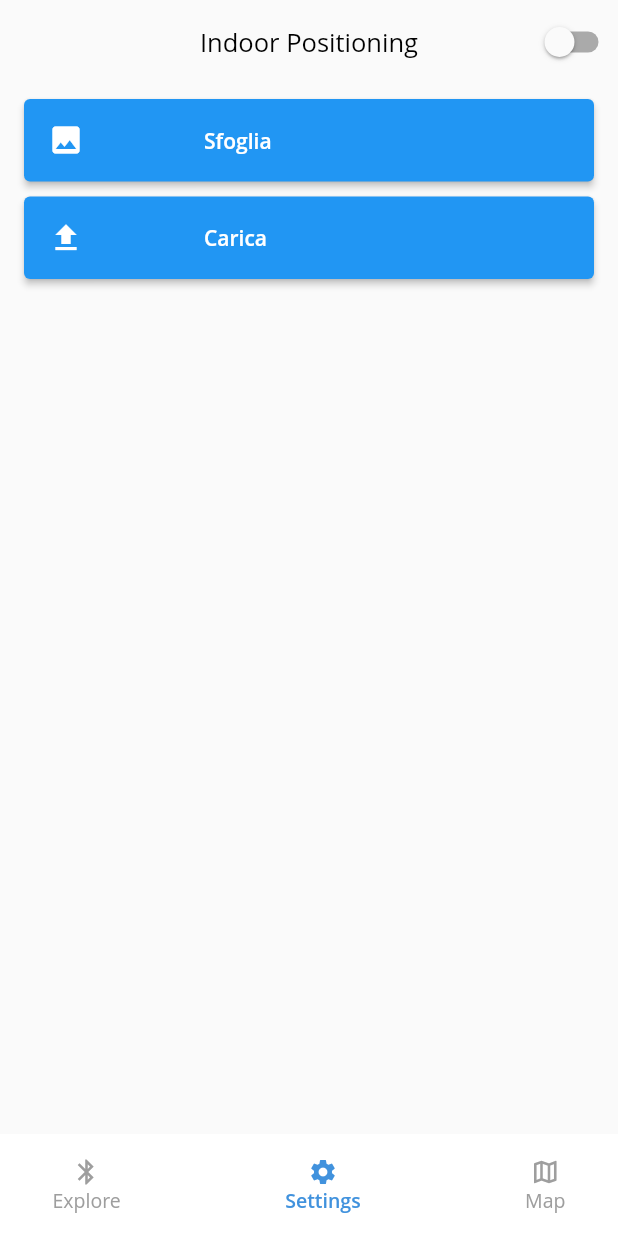
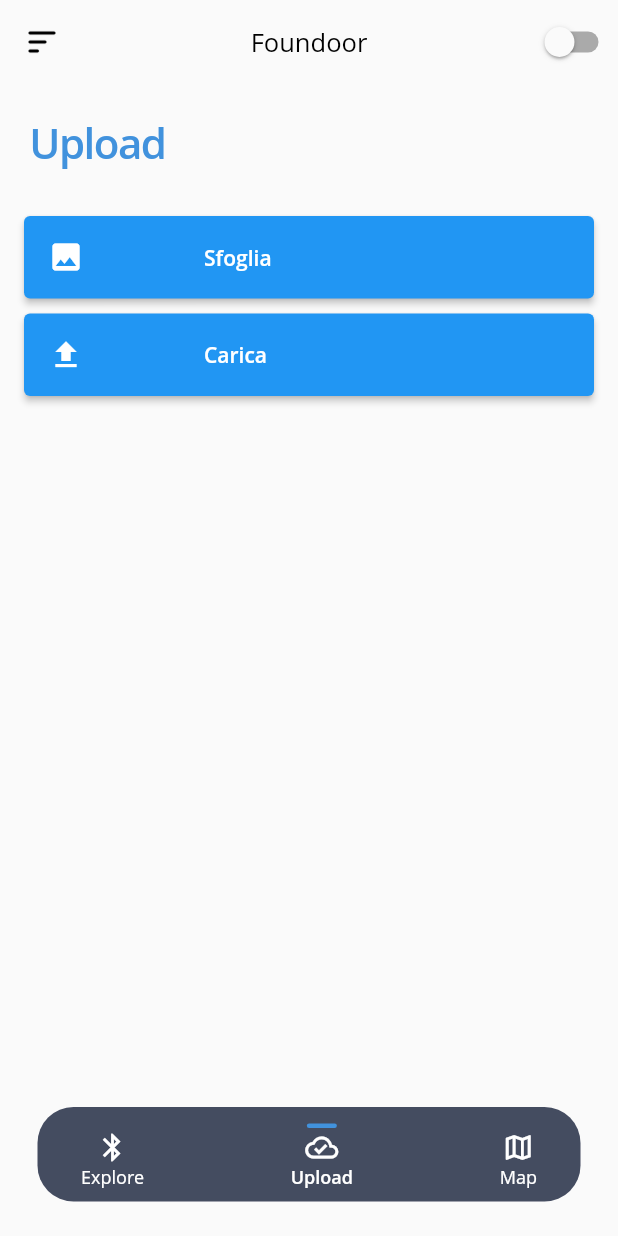
Before and after one commit to lillycea/foundoor, a Flutter app: the screen it shows after launch, item 2 of the bottom bar chosen, after a tap on "Sfoglia", on a phone screen of 412 x 824 dp. Run offline on Flutter 3.47's test engine with Material 2 defaults, Android fonts, the phone set to English and light mode, and no system bars; drawn by our look-alikes of zoom_tap_animation; our stand-ins replace cached_network_image, firebase_core, firebase_storage, flutter_blue_plus, flutter_spinbox, get and 4 more; missing offline and left inert: matrix2d, zoom_widget; accounts and stored records are empty; Roboto replaces fonts that are missing (Open Sans).

Commit message:
continued developments

```diff
--- a/lib/anchor/anchor_view.dart
+++ b/lib/anchor/anchor_view.dart
@@ -4,6 +4,7 @@ import 'package:path_provider/path_provider.dart';
 import 'package:firebase_core/firebase_core.dart';
 import 'package:firebase_storage/firebase_storage.dart';
 import 'dart:io';
+import '../utils/color_constants.dart';
 
 class AnchorView extends StatefulWidget {
   const AnchorView({Key? key}) : super(key: key);
@@ -46,23 +47,27 @@ class _AnchorViewState extends State<AnchorView> {
     return Scaffold(
       body: SingleChildScrollView(
         child: Container(
-          alignment: Alignment.center,
           child: Column(
+            crossAxisAlignment: CrossAxisAlignment.start,
             mainAxisAlignment: MainAxisAlignment.center,
             children: [
+              Padding(padding: const EdgeInsets.all(20),
+                  child: Text("Upload", style: Theme.of(context).textTheme.headlineMedium!.copyWith(color: ColorConstants.appColor, fontWeight: FontWeight.w600))),
               if (_image != null) Image.file(File(_image!.path)),
               const SizedBox(height: 10),
-              CustomButton(
-                title: 'Sfoglia',
-                icon: Icons.photo,
-                onClick: getImage,
-              ),
+              Center(
+                child: CustomButton(
+                  title: 'Sfoglia',
+                  icon: Icons.photo,
+                  onClick: getImage,
+                ),),
               const SizedBox(height: 10),
-              CustomButton(
+              Center(child: CustomButton(
                 title: 'Carica',
                 icon: Icons.upload,
                 onClick: uploadFile,
-              ),
+              ),),
+
             ],
           ),
         ),
--- a/lib/main_wrapper.dart
+++ b/lib/main_wrapper.dart
@@ -3,7 +3,7 @@ import 'package:flutter/material.dart';
 import 'package:get/get.dart';
 import 'package:iconly/iconly.dart';
 import 'package:zoom_tap_animation/zoom_tap_animation.dart';
-
+import 'package:foundoor/menu/side_menu.dart';
 import 'controller/main_wrapper_controller.dart';
 import 'utils/color_constants.dart';
 
@@ -12,15 +12,31 @@ class MainWrapper extends StatelessWidget {
 
   final MainWrapperController _mainWrapperController =
   Get.find<MainWrapperController>();
+
+  final ValueNotifier<bool> _isMenuOpen = ValueNotifier<bool>(false);
+
   @override
   Widget build(BuildContext context) {
     return Scaffold(
       appBar: AppBar(
         title: Text(
-          "Indoor Positioning",
+          "Foundoor",
           style: Theme.of(context).textTheme.subtitle1,
         ),
         centerTitle: true,
+        leading: IconButton(
+          icon: ImageIcon(AssetImage('assets/icons/menu.png')),
+          onPressed: () {
+            // Apri il menu laterale
+            showModalBottomSheet<void>(
+              context: context,
+              isScrollControlled: true,
+              builder: (BuildContext context) {
+                return SideMenu();
+              },
+            );
+          },
+        ),
         actions: [
           Obx(
                 () => Switch.adaptive(
@@ -36,10 +52,13 @@ class MainWrapper extends StatelessWidget {
         ],
       ),
       bottomNavigationBar: BottomAppBar(
+        color: Colors.transparent,
         elevation: 0,
-        notchMargin: 10,
         child: Container(
-          padding: const EdgeInsets.symmetric(horizontal: 35, vertical: 15),
+          padding: const EdgeInsets.all(11),
+          margin: const EdgeInsets.symmetric(horizontal: 25, vertical: 23),
+          decoration: BoxDecoration(color: _mainWrapperController.isDarkTheme.value ? ColorConstants.appColor.withOpacity(0.4) : const Color(0XFF17203A).withOpacity(0.8),
+          borderRadius: BorderRadius.all(Radius.circular(24))),
           child: Obx(
                 () => Row(
               mainAxisAlignment: MainAxisAlignment.spaceBetween,
@@ -51,10 +70,10 @@ class MainWrapper extends StatelessWidget {
                   label: "Explore",
                 ),
                 _bottomAppBarItem(
-                    icon: Icons.settings,
+                    icon: Icons.cloud_done_outlined,
                     page: 1,
                     context,
-                    label: "Settings"),
+                    label: "Upload"),
                 _bottomAppBarItem(
                     icon: Icons.map_outlined,
                     page: 2,
@@ -79,24 +98,34 @@ class MainWrapper extends StatelessWidget {
     return ZoomTapAnimation(
       onTap: () => _mainWrapperController.goToTab(page),
       child: Container(
+        height: 41,
+        padding: const EdgeInsets.symmetric(horizontal: 18),
         color: Colors.transparent,
         child: Column(
           mainAxisSize: MainAxisSize.min,
           children: [
+            Container(
+              margin: EdgeInsets.only(bottom: 2),
+              height: 3,
+              width: _mainWrapperController.currentPage == page ? 20 : 0,
+              decoration: BoxDecoration(
+                  color: _mainWrapperController.isDarkTheme.value ? Colors.white : ColorConstants.appColor, borderRadius: BorderRadius.all(Radius.circular(2))),),
             Icon(
               icon,
-              color: _mainWrapperController.currentPage == page
+              color: Colors.white,
+              /*_mainWrapperController.currentPage == page
                   ? ColorConstants.appColor
-                  : Colors.grey,
-              size: 20,
+                  : Colors.grey,*/
+              size: 22,
             ),
             Text(
               label,
               style: TextStyle(
-                  color: _mainWrapperController.currentPage == page
+                  color: Colors.white,
+                  /*_mainWrapperController.currentPage == page
                       ? ColorConstants.appColor
-                      : Colors.grey,
-                  fontSize: 13,
+                      : Colors.grey,*/
+                  fontSize: 12,
                   fontWeight: _mainWrapperController.currentPage == page
                       ? FontWeight.w600
                       : null),
--- a/lib/trilateration/trilateration_view.dart
+++ b/lib/trilateration/trilateration_view.dart
@@ -21,37 +21,41 @@ class TrilaterationView extends StatelessWidget {
         builder: (controller) {
           return SingleChildScrollView(
             child: Column(
+              crossAxisAlignment: CrossAxisAlignment.start,
               children: [
-                const SizedBox(height: 20),
-                StreamBuilder<List<ScanResult>>(
-                  stream: controller.scanResults,
+                Padding(padding: const EdgeInsets.all(20),
+                    child: Text("Map", style: Theme.of(context).textTheme.headlineMedium!.copyWith(color: ColorConstants.appColor, fontWeight: FontWeight.w600))),
+                StreamBuilder<List<SelectedDevice>>(
+                  stream: controller.selectedDevicesStream,
                   builder: (context, snapshot) {
                     if (snapshot.hasData) {
-                      final selectedDevices = controller.selectedDeviceIdxList.map((index) => snapshot.data![index]).toList();
+                      final selectedDevices = snapshot.data!;
                       return ListView.builder(
                         shrinkWrap: true,
                         physics: const ScrollPhysics(),
                         itemCount: selectedDevices.length,
                         itemBuilder: (context, index) {
-                          final data = selectedDevices.elementAt(index);
+                          final selectedDevice = selectedDevices[index];
+                          final data = selectedDevice.result;
                           final deviceName = data.device.name.isNotEmpty ? data.device.name : data.advertisementData.localName;
                           final title = 'Device ${index + 1}${deviceName.isNotEmpty ? ': $deviceName' : ''}';
-                          double alpha = controller.selectedRSSI[index].toDouble();
-                          String rssi = controller.selectedRSSI[index].toString();
+
+                          double alpha = selectedDevice.rssi.toDouble();
+                          String rssi = selectedDevice.rssi.toString();
                           num distance = logDistancePathLoss(rssi, alpha);
-                          controller.selectedDistanceList[index] = distance;
+
+                          selectedDevice.distance = distance;
                           return ExpansionTile(
                             leading: const CircleAvatar(
                               backgroundColor: Colors.transparent,
                               child: Icon(
-                                Icons.bluetooth_searching,
+                                Icons.radar,
                                 color: Colors.blue,
                               ),
                             ),
                             title: Text(title),
                             subtitle: Text("MAC: " + data.device.id.id),
-                            trailing: Text('${distance.toStringAsPrecision(3)} m',
-                                style: const TextStyle(color: Colors.black)),
+                            trailing: Text('${distance.toStringAsPrecision(3)} m'),
                             children: <Widget>[
                               ListTile(
                                 title: Column(
@@ -62,11 +66,10 @@ class TrilaterationView extends StatelessWidget {
                                       child: SpinBox(
                                         min: -100,
                                         max: -30,
-                                        value: controller.selectedRSSI[index].toDouble(),
+                                        value: selectedDevice.rssi.toDouble(),
                                         decimals: 0,
                                         step: 1,
-                                        onChanged: (value) => controller
-                                            .selectedRSSI[index] = value.toInt(),
+                                        onChanged: (value) => selectedDevice.rssi = value.toInt(),
                                         decoration: const InputDecoration(labelText: 'RSSI at 1m'),
                                       ),
                                     ),
@@ -75,11 +78,11 @@ class TrilaterationView extends StatelessWidget {
                                       child: SpinBox(
                                         min: 0.0,
                                         max: 20.0,
-                                        value: controller.selectedCenterXList[index].toDouble(),
+                                        value: selectedDevice.centerX,
                                         decimals: 1,
                                         step: 0.1,
                                         onChanged: (value) =>
-                                        controller.selectedCenterXList[index] = value,
+                                        selectedDevice.centerX = value,
                                         decoration: const InputDecoration(labelText: 'Center X [m]'),
                                       ),
                                     ),
@@ -88,11 +91,11 @@ class TrilaterationView extends StatelessWidget {
                                       child: SpinBox(
                                         min: 0.0,
                                         max: 20.0,
-                                        value: controller.selectedCenterYList[index].toDouble(),
+                                        value: selectedDevice.centerY,
                                         decimals: 1,
                                         step: 0.1,
                                         onChanged: (value) =>
-                                        controller.selectedCenterYList[index] = value,
+                                        selectedDevice.centerY = value,
                                         decoration: const InputDecoration(labelText: 'Center Y [m]'),
                                       ),
                                     ),
--- a/pubspec.yaml
+++ b/pubspec.yaml
@@ -76,7 +76,9 @@ dev_dependencies:
 
 # The following section is specific to Flutter packages.
 flutter:
-
+  assets:
+    - assets/icons/menu.png
+    - assets/icons/chat.png
   # The following line ensures that the Material Icons font is
   # included with your application, so that you can use the icons in
   # the material Icons class.
```
Also changed, not shown: lib/controller/bluetooth_controller.dart (+41 -51 lines), lib/menu/side_menu.dart (added, +92 -0 lines), lib/scanner/scan_view.dart (+25 -7 lines), assets/icons/chat.png (added), assets/icons/menu.png (added), pubspec.lock.
